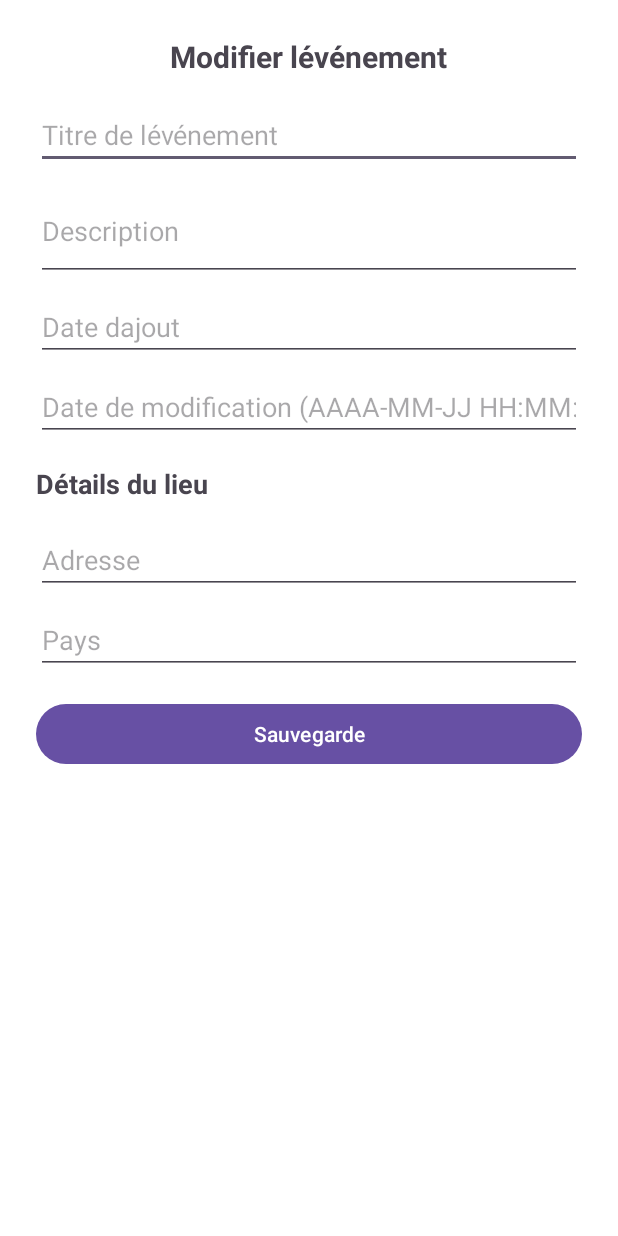
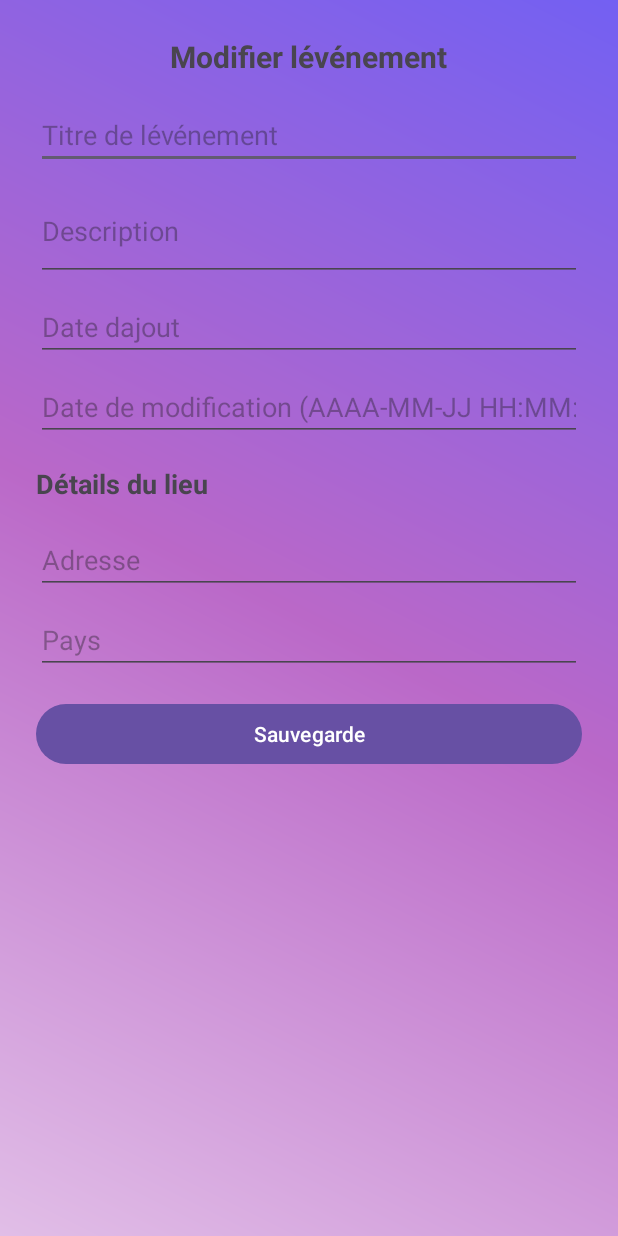
Before and after one commit to GnimGregoireDAO/Invite-Me, an Android app: the ModifierEvenementActivity screen opened directly, with no data from a screen before it, on a phone screen of 412 x 824 dp. Run offline under Robolectric (Android 15) with nearby library versions, the phone set to English and light mode, and no system bars; our stand-ins replace Room's generated code; 1 statement that could not run was skipped.

Commit message:
implementation des degrade dans les autres vues

```diff
--- a/app/src/main/res/layout/activity_ajouter_evenement.xml
+++ b/app/src/main/res/layout/activity_ajouter_evenement.xml
@@ -1,10 +1,10 @@
 <?xml version="1.0" encoding="utf-8"?>
 <androidx.constraintlayout.widget.ConstraintLayout xmlns:android="http://schemas.android.com/apk/res/android"
     xmlns:app="http://schemas.android.com/apk/res-auto"
-    xmlns:tools="http://schemas.android.com/tools"
-    android:id="@+id/main"
+    xmlns:tools="http://schemas.android.com/tools"    android:id="@+id/main"
     android:layout_width="match_parent"
     android:layout_height="match_parent"
+    android:background="@drawable/gradient_list_background"
     tools:context=".ui.AjouterEvenementActivity">
 
     <LinearLayout
--- a/app/src/main/res/layout/activity_main.xml
+++ b/app/src/main/res/layout/activity_main.xml
@@ -5,7 +5,7 @@
     android:id="@+id/main"
     xmlns:tools="http://schemas.android.com/tools"
     android:layout_width="match_parent"
-    android:layout_height="match_parent" >
+    android:layout_height="match_parent">
 
     <!-- Image / Avatar cercle -->
     <!-- Remplace par ton image -->
--- a/app/src/main/res/layout/activity_modifier_evenement.xml
+++ b/app/src/main/res/layout/activity_modifier_evenement.xml
@@ -1,7 +1,8 @@
 <?xml version="1.0" encoding="utf-8"?>
 <ScrollView xmlns:android="http://schemas.android.com/apk/res/android"
     android:layout_width="match_parent"
-    android:layout_height="match_parent">
+    android:layout_height="match_parent"
+    android:background="@drawable/gradient_list_background">
     <LinearLayout
         android:layout_width="match_parent"
         android:layout_height="wrap_content"
--- a/app/src/main/res/layout/activity_sign_up.xml
+++ b/app/src/main/res/layout/activity_sign_up.xml
@@ -1,10 +1,10 @@
 <?xml version="1.0" encoding="utf-8"?>
 <androidx.constraintlayout.widget.ConstraintLayout xmlns:android="http://schemas.android.com/apk/res/android"
     xmlns:app="http://schemas.android.com/apk/res-auto"
-    xmlns:tools="http://schemas.android.com/tools"
-    android:id="@+id/main"
+    xmlns:tools="http://schemas.android.com/tools"    android:id="@+id/main"
     android:layout_width="match_parent"
     android:layout_height="match_parent"
+    android:background="@drawable/gradient_list_background"
     tools:context=".ui.SignUpActivity">
 
     <TextView
--- a/app/src/main/res/layout/activity_voir_evenement.xml
+++ b/app/src/main/res/layout/activity_voir_evenement.xml
@@ -1,10 +1,10 @@
 <?xml version="1.0" encoding="utf-8"?>
 <androidx.constraintlayout.widget.ConstraintLayout xmlns:android="http://schemas.android.com/apk/res/android"
     xmlns:app="http://schemas.android.com/apk/res-auto"
-    xmlns:tools="http://schemas.android.com/tools"
-    android:id="@+id/main"
+    xmlns:tools="http://schemas.android.com/tools"    android:id="@+id/main"
     android:layout_width="match_parent"
     android:layout_height="match_parent"
+    android:background="@drawable/gradient_list_background"
     tools:context=".ui.VoirEvenementActivity">
 
     <LinearLayout
--- a/app/src/main/res/values/colors.xml
+++ b/app/src/main/res/values/colors.xml
@@ -17,5 +17,4 @@
     <color name="headerBackground">#FFFFFF</color>
     <color name="background_color">#FFFFFF</color> <!-- clair -->
     <color name="dark_background_color">#131416</color> <!-- sombre -->
-
 </resources>
--- a/app/src/main/res/values/themes.xml
+++ b/app/src/main/res/values/themes.xml
@@ -4,7 +4,9 @@
         <!-- Customize your light theme here. -->
         <!-- <item name="colorPrimary">@color/my_light_primary</item> -->
 <!--        <item name="android:background">#FFFFFF</item>-->
-        <item name="android:windowBackground">@color/background_color</item>
+<!--        android:background="@drawable/gradient_list_background-->
+<!--        <item name="android:background="@drawable/gradient_list_background></item>-->
+        <item name="android:windowBackground">@drawable/gradient_list_background</item>
     </style>
 
     <style name="Theme.InvteMe" parent="Base.Theme.InvteMe" />
```
Also changed, not shown: app/src/main/AndroidManifest.xml (+10 -10 lines).
